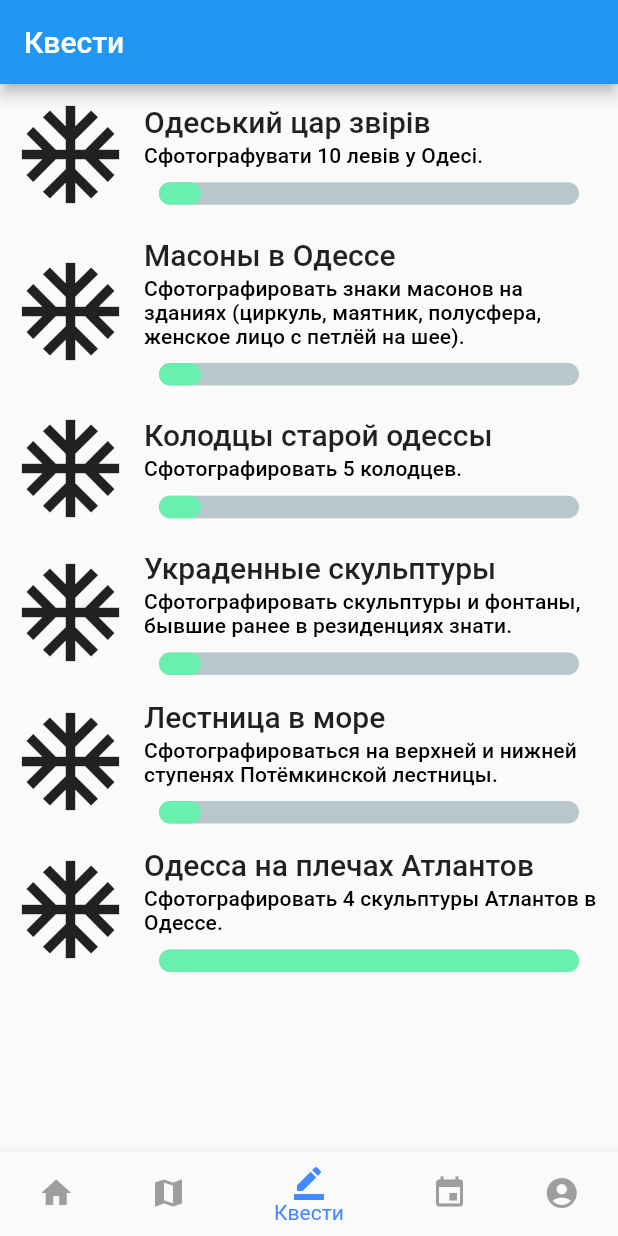
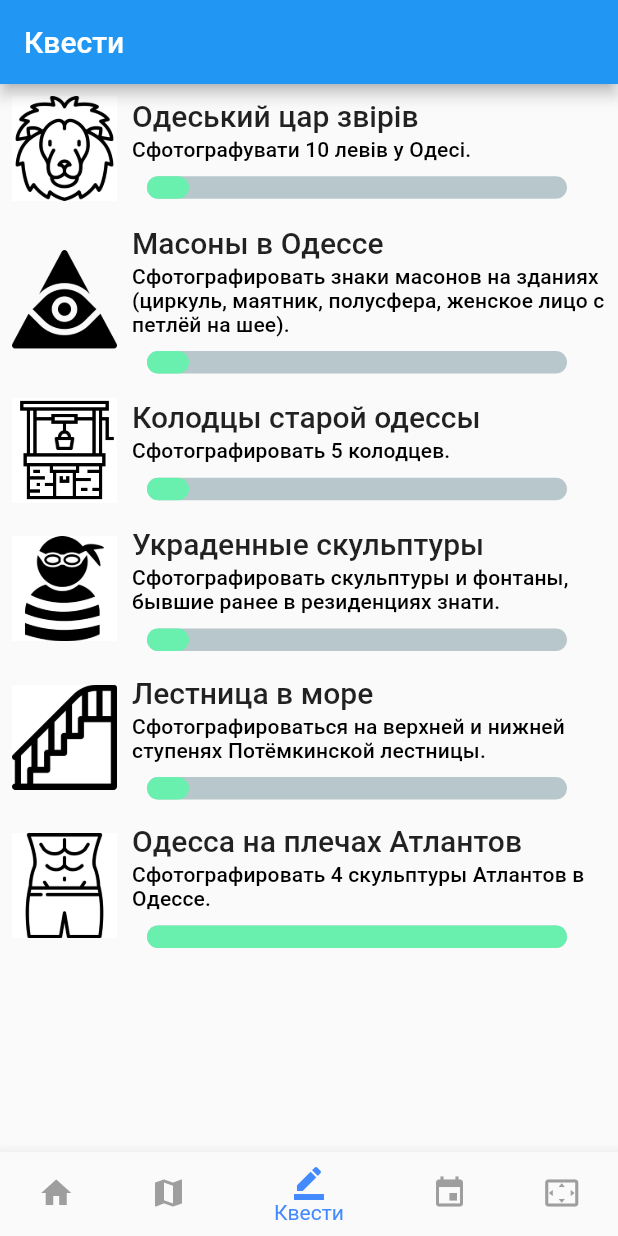
Before and after one commit to SashaKryzh/Hackathon-Codage-Kyiv, a Flutter app: the screen it shows after launch, item 3 of the bottom bar chosen, on a phone screen of 412 x 824 dp. Run offline on Flutter 3.47's test engine with Material 2 defaults, Android fonts, the phone set to English and light mode, and no system bars; drawn by our look-alikes of percent_indicator; our stand-ins replace google_maps_flutter.

Commit message:
before translation

```diff
--- a/lib/home.dart
+++ b/lib/home.dart
@@ -4,6 +4,7 @@ import 'package:hackathon/screens/events_page.dart';
 import 'package:hackathon/screens/home_page.dart';
 import 'package:hackathon/screens/discover_page.dart';
 import 'package:hackathon/screens/profile_page.dart';
+import 'package:hackathon/screens/qr_code_page.dart';
 import 'package:hackathon/screens/quest_page.dart';
 import 'package:hackathon/screens/routes_page.dart';
 
@@ -33,7 +34,7 @@ class _MyHomePageState extends State<MyHomePage> {
           DiscoverPage(),
           QuestPage(),
           EventsPage(),
-          ProfilePage(),
+          QRCodePage(),
         ],
       ),
       bottomNavigationBar: BottomNavigationBar(
@@ -56,8 +57,8 @@ class _MyHomePageState extends State<MyHomePage> {
             icon: Icon(Icons.event),
           ),
           BottomNavigationBarItem(
-            title: Text(ProfilePage.pageTitle[currentLanguage]),
-            icon: Icon(Icons.account_circle),
+            title: Text('QR code'),
+            icon: Icon(Icons.settings_overscan),
           ),
         ],
         selectedItemColor: Colors.blueAccent,
--- a/lib/modules/quest.dart
+++ b/lib/modules/quest.dart
@@ -5,13 +5,13 @@ class Quest implements ListItem {
   String title;
   String description;
   double percent;
-  IconData icon;
+  String image;
 
   Quest({
     this.title,
     this.description,
     this.percent,
-    this.icon,
+    this.image,
   });
 
   static List<Quest> questsUA = [
@@ -19,76 +19,76 @@ class Quest implements ListItem {
       title: 'Одеський цар звірів',
       description: 'Сфотографувати 10 левів у Одесі.',
       percent: 0.1,
-      icon: Icons.ac_unit,
+      image: 'assets/quests/1.jpg',
     ),
     Quest(
       title: 'Масоны в Одессе',
       description: 'Сфотографировать знаки масонов на зданиях (циркуль, маятник, полусфера, женское лицо с петлёй на шее).',
       percent: 0.1,
-      icon: Icons.ac_unit,
+      image: 'assets/quests/2.png',
     ),
     Quest(
       title: 'Колодцы старой одессы',
       description: 'Сфотографировать 5 колодцев.',
       percent: 0.1,
-      icon: Icons.ac_unit,
+      image: 'assets/quests/3.jpg',
     ),
     Quest(
       title: 'Украденные скульптуры',
       description: 'Сфотографировать скульптуры и фонтаны, бывшие ранее в резиденциях знати.',
       percent: 0.1,
-      icon: Icons.ac_unit,
+      image: 'assets/quests/4.jpg',
     ),
     Quest(
       title: 'Лестница в море',
       description: 'Сфотографироваться на верхней и нижней ступенях Потёмкинской лестницы.',
       percent: 0.1,
-      icon: Icons.ac_unit,
+      image: 'assets/quests/5.jpg',
     ),
     Quest(
       title: 'Одесса на плечах Атлантов',
       description: 'Сфотографировать 4 скульптуры Атлантов в Одессе.',
       percent: 1,
-      icon: Icons.ac_unit,
+      image: 'assets/quests/6.jpg',
     ),
   ];
 
   static List<Quest> questsFr = [
     Quest(
-      title: 'Одеський цар звірів',
-      description: 'Сфотографувати 10 левів у Одесі.',
+      title: 'Le roi des animaux à Odessa',
+      description: 'Prenez des photos de 10 lions à Odessa.',
       percent: 0.1,
-      icon: Icons.ac_unit,
+      image: 'assets/quests/1.jpg',
     ),
     Quest(
-      title: 'Масоны в Одессе',
-      description: 'Сфотографировать знаки масонов на зданиях (циркуль, маятник, полусфера, женское лицо с петлёй на шее).',
+      title: 'Des maçons à Odessa',
+      description: 'Prenez des photos des signes de maçons sur les bâtiments (compas, pendule, hémisphère, visage de femme avec un nœud coulant autour du cou).',
       percent: 0.1,
-      icon: Icons.ac_unit,
+      image: 'assets/quests/2.png',
     ),
     Quest(
-      title: 'Колодцы старой одессы',
-      description: 'Сфотографировать 5 колодцев.',
+      title: 'Les puits de la vieille Odessa',
+      description: 'Prenez  des photos de 5 puits.',
       percent: 0.1,
-      icon: Icons.ac_unit,
+      image: 'assets/quests/3.jpg',
     ),
     Quest(
-      title: 'Украденные скульптуры',
-      description: 'Сфотографировать скульптуры и фонтаны, бывшие ранее в резиденциях знати.',
+      title: 'Sculptures volées',
+      description: 'Prenez des photos de sculptures et de fontaines qui étaient volés de résidences de la noblesse.',
       percent: 0.1,
-      icon: Icons.ac_unit,
+      image: 'assets/quests/4.jpg',
     ),
     Quest(
-      title: 'Лестница в море',
-      description: 'Сфотографироваться на верхней и нижней ступенях Потёмкинской лестницы.',
+      title: 'L’escalier à la mer',
+      description: 'Prenez des photos sur les marches supérieure et inférieure de l\'escalier Potemkin.',
       percent: 0.1,
-      icon: Icons.ac_unit,
+      image: 'assets/quests/5.jpg',
     ),
     Quest(
-      title: 'Одесса на плечах Атлантов',
-      description: 'Сфотографировать 4 скульптуры Атлантов в Одессе.',
+      title: 'Odessa sur les épaules des Atlantes',
+      description: 'Prenez des photos 4 sculptures d\'Atlantes à Odessa.',
       percent: 1,
-      icon: Icons.ac_unit,
+      image: 'assets/quests/6.jpg',
     ),
   ];
 
--- a/lib/widgets/quest_list_item.dart
+++ b/lib/widgets/quest_list_item.dart
@@ -22,7 +22,7 @@ class QuestListItem extends StatelessWidget {
       child: Row(
         crossAxisAlignment: CrossAxisAlignment.center,
         children: <Widget>[
-          Icon(quest.icon, size: 78),
+          Container(child: Image.asset(quest.image), height: 70, width: 70),
           Container(width: 10),
           Expanded(
             child: Column(
```
Also changed, not shown: lib/screens/home_page.dart (+36 -1 lines), lib/screens/profile_page.dart (+2 -46 lines), lib/screens/qr_code_page.dart (added, +10 -0 lines), lib/widgets/stats_bloc.dart (added, +55 -0 lines).
